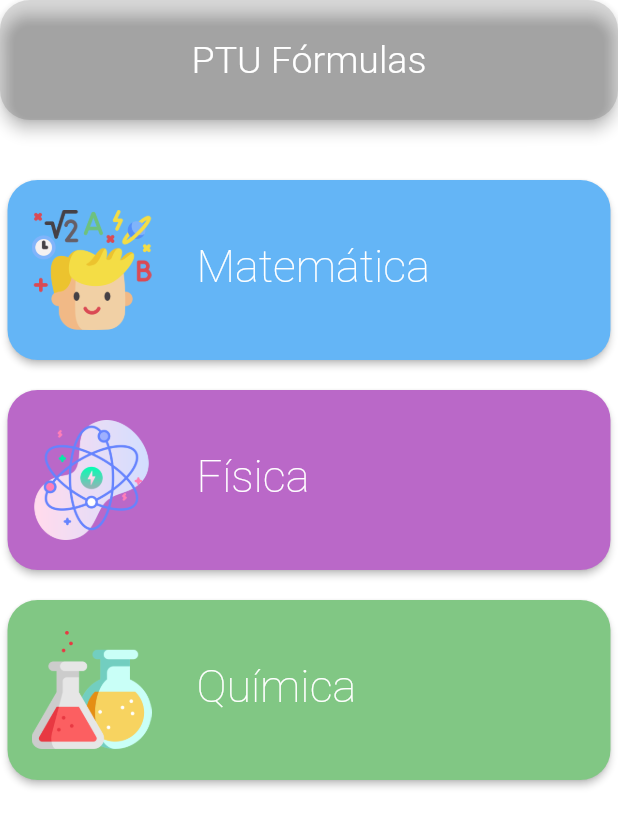
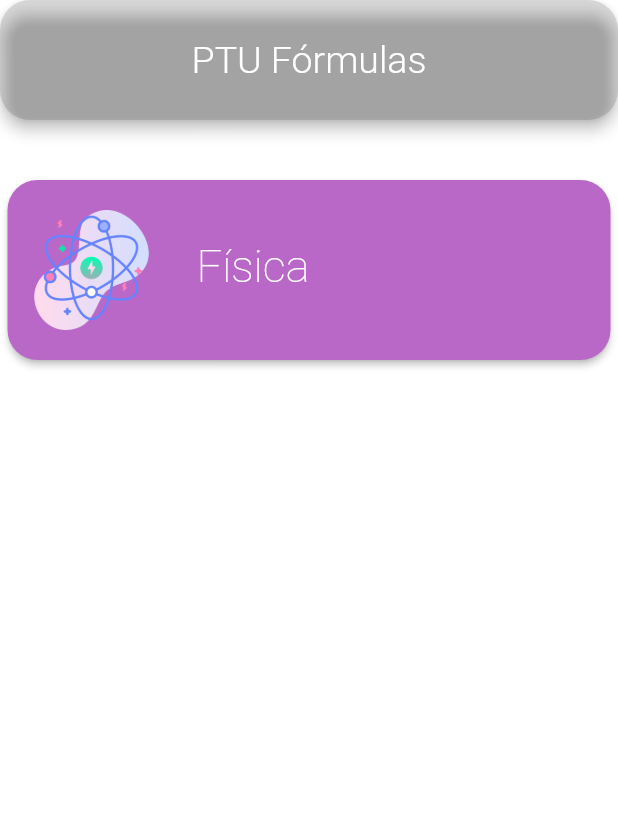
Before and after one commit to JordiDeSanta/PTUFormulas, a Flutter app: the screen it shows after launch, on a phone screen of 412 x 824 dp. Shown: the top 827 px of the screen. Run offline on Flutter 3.47's test engine with Material 2 defaults, Android fonts, the phone set to English and light mode, and no system bars.

Commit message:
Finished course page and tile widget refactor

```diff
--- a/lib/src/pages/home_page.dart
+++ b/lib/src/pages/home_page.dart
@@ -1,4 +1,5 @@
 import 'package:flutter/material.dart';
+import 'package:ptuformulas/src/providers/course_provider.dart';
 import 'package:ptuformulas/src/themes/text_theme.dart';
 import 'package:ptuformulas/src/widgets/tile_widget.dart';
 
@@ -25,24 +26,12 @@ class HomePage extends StatelessWidget {
           child: Column(
             children: [
               SizedBox(height: 30.0),
-              TileWidget(
-                'Matemática',
-                Colors.blue[300],
-                'assets/img/matematica.png',
-                'physics',
-              ),
-              TileWidget(
-                'Física',
-                Colors.purple[300],
-                'assets/img/fisica.png',
-                'physics',
-              ),
-              TileWidget(
-                'Química',
-                Colors.green[300],
-                'assets/img/quimica.png',
-                'physics',
-              ),
+              TileWidget(CourseArguments(
+                color: Colors.purple[300],
+                img: AssetImage('assets/img/fisica.png'),
+                route: 'physics',
+                title: 'Física',
+              )),
             ],
           ),
         ),
--- a/lib/src/providers/course_provider.dart
+++ b/lib/src/providers/course_provider.dart
@@ -0,0 +1,10 @@
+import 'package:flutter/material.dart';
+
+class CourseArguments {
+  String title;
+  Color color;
+  ImageProvider img;
+  String route;
+
+  CourseArguments({this.title, this.color, this.img, this.route});
+}
--- a/lib/src/widgets/tile_widget.dart
+++ b/lib/src/widgets/tile_widget.dart
@@ -1,13 +1,11 @@
 import 'package:flutter/material.dart';
+import 'package:ptuformulas/src/providers/course_provider.dart';
 import 'package:ptuformulas/src/themes/text_theme.dart';
 
 class TileWidget extends StatelessWidget {
-  final String courseName;
-  final Color color;
-  final String imageRoute;
-  final String route;
+  final CourseArguments settings;
 
-  TileWidget(this.courseName, this.color, this.imageRoute, this.route);
+  TileWidget(this.settings);
 
   final styles = TextStyles();
 
@@ -22,13 +20,13 @@ class TileWidget extends StatelessWidget {
               borderRadius: BorderRadius.circular(20.0),
             ),
           ),
-          backgroundColor: MaterialStateProperty.all(color),
+          backgroundColor: MaterialStateProperty.all(settings.color),
         ),
         child: Row(
           children: [
             Image(
               height: 80.0,
-              image: AssetImage(imageRoute),
+              image: settings.img,
               fit: BoxFit.cover,
             ),
             Container(
@@ -37,7 +35,7 @@ class TileWidget extends StatelessWidget {
               padding:
                   const EdgeInsets.symmetric(vertical: 40.0, horizontal: 30.0),
               child: Text(
-                courseName,
+                settings.title,
                 style: styles.course,
                 overflow: TextOverflow.ellipsis,
               ),
@@ -45,7 +43,7 @@ class TileWidget extends StatelessWidget {
           ],
         ),
         onPressed: () {
-          Navigator.pushNamed(context, route);
+          Navigator.pushNamed(context, settings.route, arguments: settings);
         },
       ),
     );
```
Also changed, not shown: lib/src/pages/course_page.dart (+6 -31 lines).
